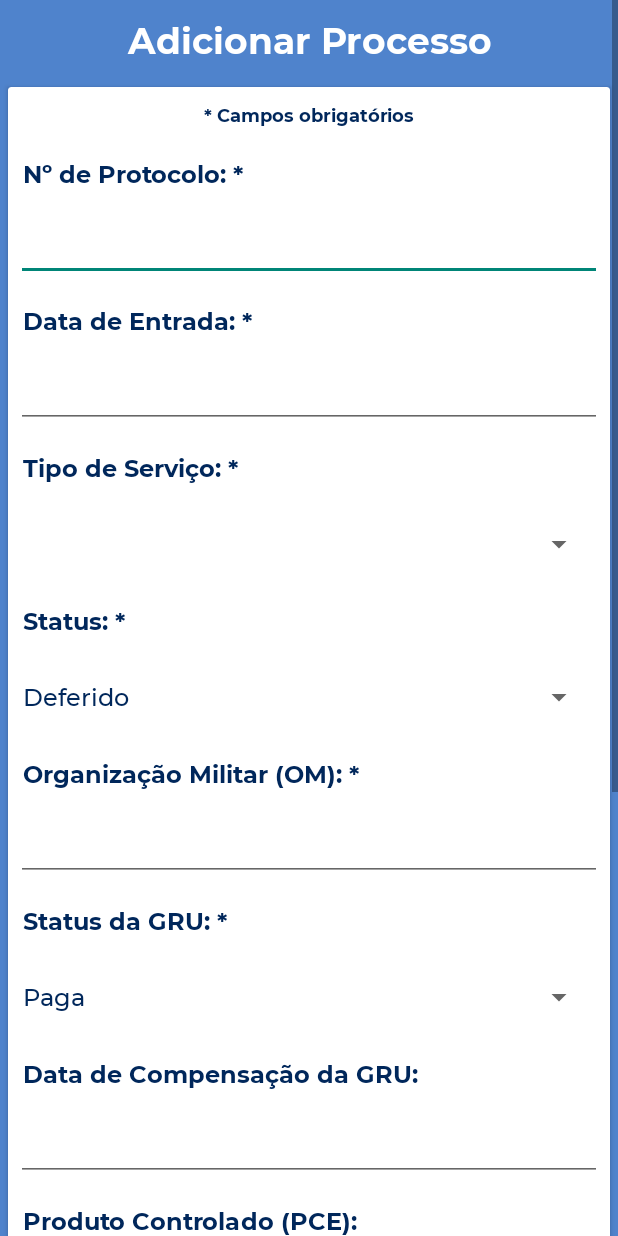
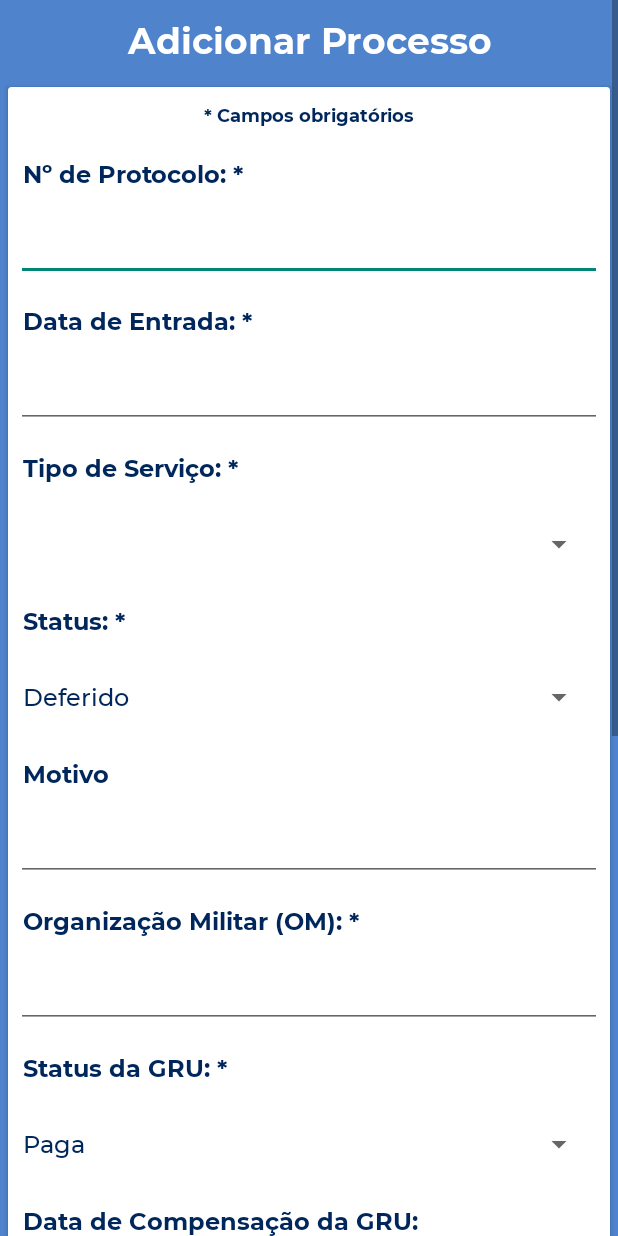
Before and after one commit to Wolfterro/CRManager-App, an Android app: the ProcessAddActivity screen opened directly, with no data from a screen before it, on a phone screen of 412 x 824 dp. Run offline under Robolectric (Android 15) with nearby library versions, the light colour scheme and no system bars.

Commit message:
Adding reason field to Process activities

```diff
--- a/app/src/main/java/com/github/wolfterro/crmanager/ProcessDetailActivity.java
+++ b/app/src/main/java/com/github/wolfterro/crmanager/ProcessDetailActivity.java
@@ -27,6 +27,7 @@ public class ProcessDetailActivity extends AppCompatActivity {
     public TextView protocol;
     public TextView entryDate;
     public TextView status;
+    public TextView reason;
     public TextView service;
     public TextView OM;
     public TextView gruStatus;
@@ -49,6 +50,7 @@ public class ProcessDetailActivity extends AppCompatActivity {
         entryDate = (TextView) findViewById(R.id.textViewEntryDateDetail);
         service = (TextView) findViewById(R.id.textViewServiceTypeDetail);
         status = (TextView) findViewById(R.id.textViewStatusDetail);
+        reason = (TextView) findViewById(R.id.textViewReasonDetail);
         OM = (TextView) findViewById(R.id.textViewOMDetail);
         gruStatus = (TextView) findViewById(R.id.textViewGruStatusDetail);
         gruCompensationDate = (TextView) findViewById(R.id.textViewGruEntryDateDetail);
@@ -122,6 +124,7 @@ public class ProcessDetailActivity extends AppCompatActivity {
             entryDate.setText(Utils.formatDateReverse(valueOrDefaultString(this.processDetail,"entry_date", "-")));
             service.setText(valueOrDefaultString(this.processDetail,"service_label", "-"));
             status.setText(valueOrDefaultString(this.processDetail,"status_label", "-"));
+            reason.setText(valueOrDefaultString(this.processDetail, "reason", "-"));
             OM.setText(valueOrDefaultString(this.processDetail,"om", "-"));
             gruStatus.setText(valueOrDefaultString(this.processDetail,"gru_status_label", "-"));
             gruCompensationDate.setText(Utils.formatDateReverse(valueOrDefaultString(this.processDetail,"gru_compensation_date", "-")));
--- a/app/src/main/res/layout/activity_process_add.xml
+++ b/app/src/main/res/layout/activity_process_add.xml
@@ -124,6 +124,27 @@
                         android:layout_margin="10dp" />
 
                     <TextView
+                        android:id="@+id/textView19"
+                        android:layout_width="match_parent"
+                        android:layout_height="wrap_content"
+                        android:fontFamily="@font/montserrat_bold"
+                        android:textColor="@color/crmanager_colorPrimaryDark"
+                        android:textSize="16sp"
+                        android:layout_margin="10dp"
+                        android:text="@string/reason" />
+
+                    <EditText
+                        android:id="@+id/editTextReason"
+                        android:layout_width="match_parent"
+                        android:layout_height="wrap_content"
+                        android:ems="10"
+                        android:layout_margin="5dp"
+                        android:textColor="@color/crmanager_colorPrimaryDark"
+                        android:fontFamily="@font/montserrat_medium"
+                        android:inputType="text"
+                        android:maxLength="255" />
+
+                    <TextView
                         android:id="@+id/textView11"
                         android:layout_width="match_parent"
                         android:layout_height="wrap_content"
@@ -141,7 +162,8 @@
                         android:layout_margin="5dp"
                         android:textColor="@color/crmanager_colorPrimaryDark"
                         android:fontFamily="@font/montserrat_medium"
-                        android:inputType="text" />
+                        android:inputType="text"
+                        android:maxLength="100" />
 
                     <TextView
                         android:id="@+id/textView12"
--- a/app/src/main/res/values/strings.xml
+++ b/app/src/main/res/values/strings.xml
@@ -27,6 +27,7 @@
     <string name="entryDate">Data de Entrada: *</string>
     <string name="serviceType">Tipo de Serviço: *</string>
     <string name="status">Status: *</string>
+    <string name="reason">Motivo</string>
     <string name="OM">Organização Militar (OM): *</string>
     <string name="gruStatus">Status da GRU: *</string>
     <string name="gruEntryDate">Data de Compensação da GRU:</string>
```
Also changed, not shown: app/src/main/java/com/github/wolfterro/crmanager/process/ProcessAdd.java (+8 -0 lines), app/src/main/res/layout/activity_process_detail.xml (+20 -0 lines).
